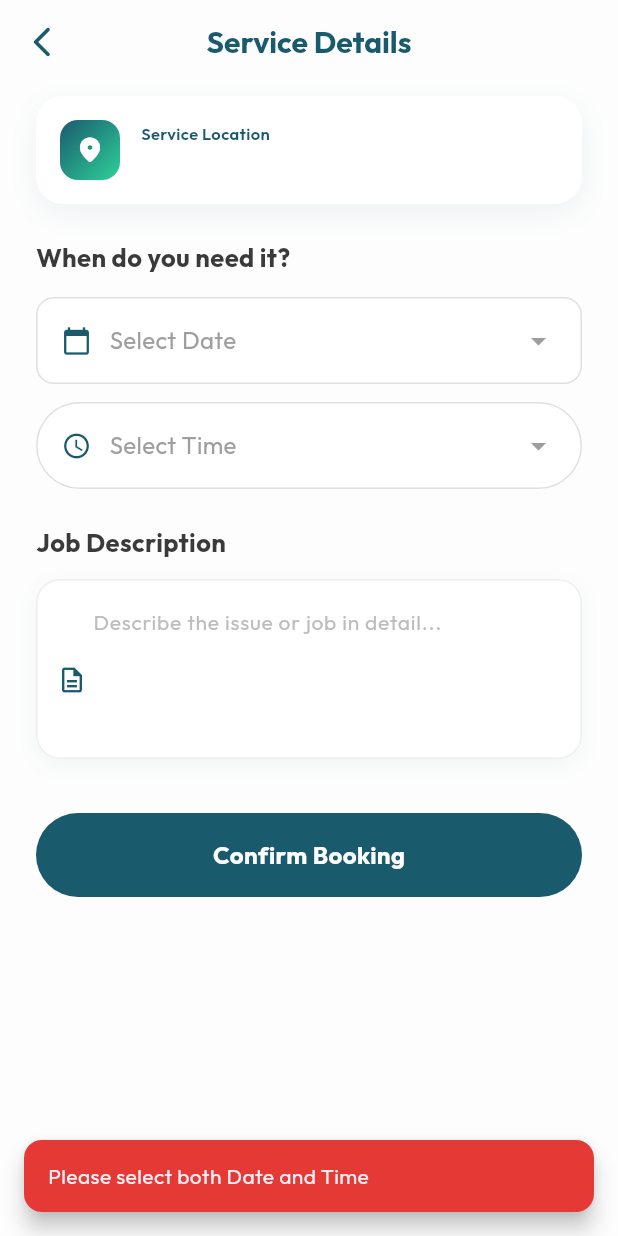
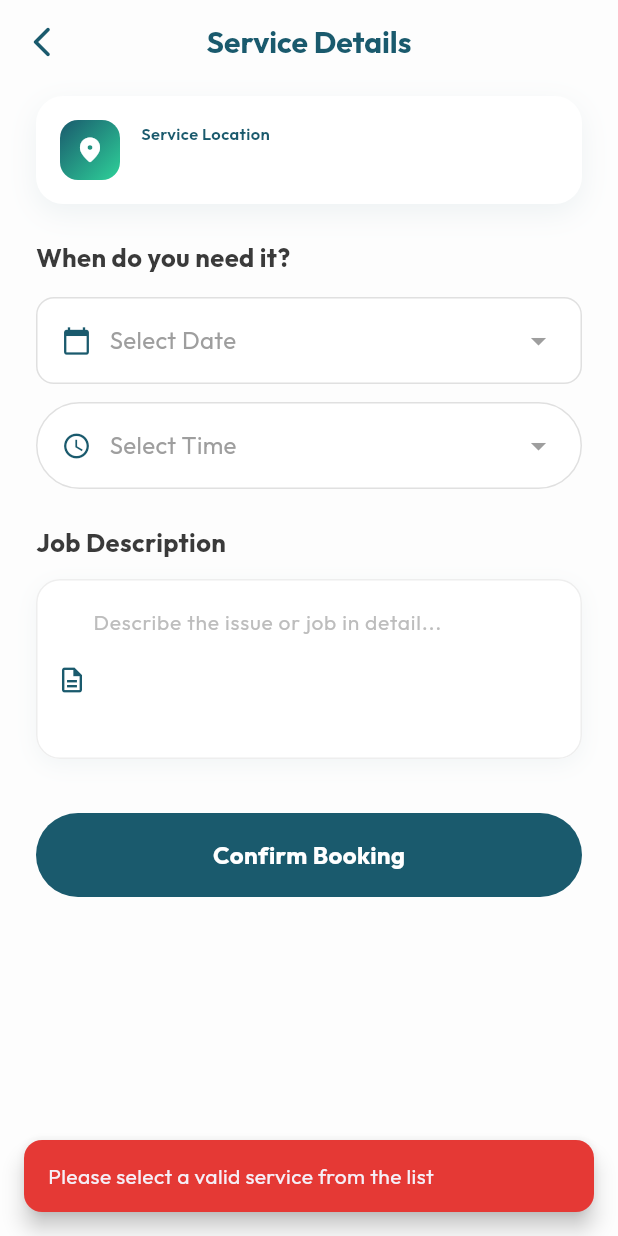
Before and after one commit to shameekyogi68/ConVenZ, a Flutter app: the ServiceDetailsScreen screen opened directly with empty values, after a tap on "Confirm Booking", on a phone screen of 412 x 824 dp. Run offline on Flutter 3.47's test engine with Material 3 defaults, Android fonts, the phone set to English and light mode, and no system bars; drawn by our look-alikes of flutter_animate; our stand-ins replace dio, firebase_core, firebase_messaging, flutter_dotenv, flutter_local_notifications, flutter_map and 7 more; accounts and stored records are empty; network calls fail; statements that could not run were skipped.

Commit message:
fix: improve booking validation and vendor search messaging
Avoid masked 400s on active bookings, prevent invalid service payloads, ensure location address fallback, and soften vendor-search push notification.

Made-with: Cursor

```diff
--- a/frontend/lib/screens/home/booking/service_details_screen.dart
+++ b/frontend/lib/screens/home/booking/service_details_screen.dart
@@ -29,6 +29,17 @@ class ServiceDetailsScreen extends StatefulWidget {
 }
 
 class _ServiceDetailsScreenState extends State<ServiceDetailsScreen> {
+  static const Set<String> _allowedServices = {
+    'Cleaning',
+    'Plumbing',
+    'Electrician',
+    'Painting',
+    'Moving',
+    'AC Repair',
+    'Sofa Cleaning',
+    'Car Wash',
+  };
+
   DateTime? _selectedDate;
   TimeOfDay? _selectedTime;
   final TextEditingController _descriptionController = TextEditingController();
@@ -41,6 +52,20 @@ class _ServiceDetailsScreenState extends State<ServiceDetailsScreen> {
   }
 
   Future<void> _createBooking() async {
+    final String? service = widget.selectedService;
+    if (service == null || !_allowedServices.contains(service)) {
+      ScaffoldMessenger.of(context).showSnackBar(
+        SnackBar(
+          content: const Text('Please select a valid service from the list'),
+          backgroundColor: Colors.red.shade600,
+          behavior: SnackBarBehavior.floating,
+          shape: RoundedRectangleBorder(borderRadius: BorderRadius.circular(12)),
+          margin: const EdgeInsets.all(16),
+        ),
+      );
+      return;
+    }
+
     if (_selectedDate == null || _selectedTime == null) {
       ScaffoldMessenger.of(context).showSnackBar(
         SnackBar(
@@ -55,7 +80,8 @@ class _ServiceDetailsScreenState extends State<ServiceDetailsScreen> {
     }
 
     final String formattedDate = DateFormat('yyyy-MM-dd').format(_selectedDate!);
-    final String formattedTime = '${_selectedTime!.hour.toString().padLeft(2, '0')}:${_selectedTime!.minute.toString().padLeft(2, '0')}';
+    final String formattedTime =
+        '${_selectedTime!.hour.toString().padLeft(2, '0')}:${_selectedTime!.minute.toString().padLeft(2, '0')}';
 
     setState(() => _isLoading = true);
 
@@ -87,14 +113,18 @@ class _ServiceDetailsScreenState extends State<ServiceDetailsScreen> {
         return;
       }
 
+      final String safeAddress = widget.address.trim().isNotEmpty
+          ? widget.address.trim()
+          : '${lat.toStringAsFixed(5)}, ${lng.toStringAsFixed(5)}';
+
       final Map<String, dynamic> result = await BookingService.createBooking(
-        selectedService: widget.selectedService ?? 'General Service',
+        selectedService: service,
         selectedDate: formattedDate,
         selectedTime: formattedTime,
         userLocation: {
           'latitude': lat,
           'longitude': lng,
-          'address': widget.address,
+          'address': safeAddress,
         },
         jobDescription: _descriptionController.text.trim(),
       );
@@ -111,7 +141,7 @@ class _ServiceDetailsScreenState extends State<ServiceDetailsScreen> {
           final String bookingId = ((data?['_id'] ?? result['bookingId']) as Object?)?.toString() ?? '';
           context.go('/vendorSearching', extra: {
             'bookingId': bookingId,
-            'serviceName': widget.selectedService ?? 'General Service',
+            'serviceName': service,
           });
         } else if (!blocked) {
           ScaffoldMessenger.of(context).showSnackBar(
```
Also changed, not shown: 1 other file.
